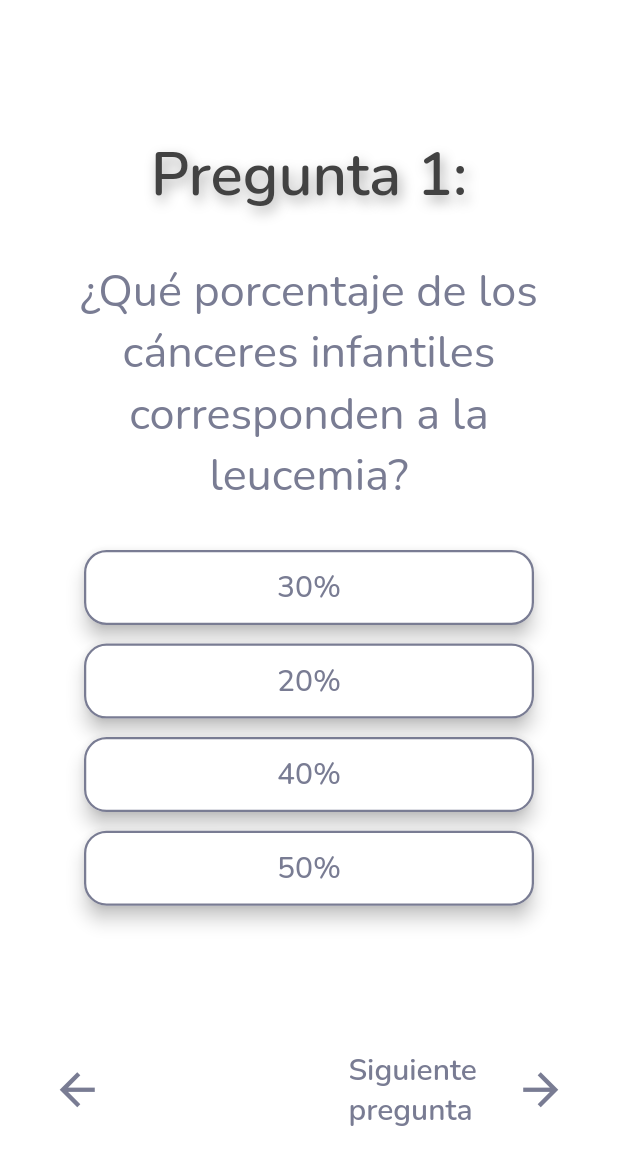
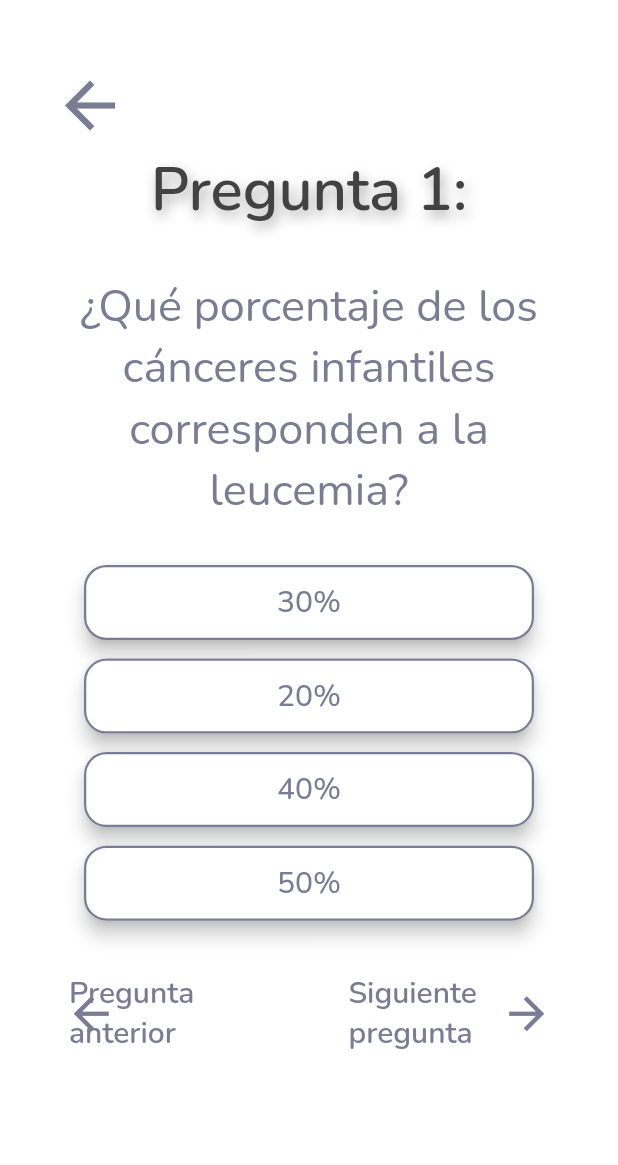
Before and after one commit to AlejandroMoc/App_IMSS_Leucemia, a Flutter app: the screen it shows after launch, on a phone screen of 412 x 824 dp. Shown: the top 1165 px of the screen. Run offline on Flutter 3.47's test engine with Material 2 defaults, Android fonts, the light colour scheme and no system bars; our stand-ins replace google_fonts.

Commit message:
Boton superior agregado

```diff
--- a/lib/src/pregunta.dart
+++ b/lib/src/pregunta.dart
@@ -17,10 +17,31 @@ class _PreguntaState extends State<Pregunta> {
       backgroundColor: Colors.white,
       body: ListView(children: [
         Padding(
-          padding: const EdgeInsets.symmetric(horizontal: 30.0, vertical: 90.0),
+          padding: const EdgeInsets.symmetric(horizontal: 30.0, vertical: 40.0),
           child: Column(
             mainAxisAlignment: MainAxisAlignment.center,
             children: [
+              Align(
+                alignment: Alignment.topLeft,
+                child: InkWell(
+                  onTap: () {},
+                  borderRadius: BorderRadius.circular(
+                      30.0), // Ajusta el valor para cambiar la forma del botón
+                  child: Container(
+                    width: 60.0,
+                    height: 60.0,
+                    decoration: const BoxDecoration(
+                      shape: BoxShape.circle,
+                      color: Colors.transparent,
+                    ),
+                    child: const Icon(
+                      Icons.arrow_back,
+                      color: Color(0xFF797C93),
+                      size: 50.0,
+                    ),
+                  ),
+                ),
+              ),
               const Text(
                 "Pregunta 1:",
                 style: TextStyle(
@@ -149,13 +170,113 @@ class _PreguntaState extends State<Pregunta> {
                         style: TextStyle(fontSize: 20.0),
                       ),
                     ),
+                    SizedBox(height: height * 0.035),
+                    Row(
+                      mainAxisAlignment: MainAxisAlignment.center,
+                      children: [
+                        Expanded(
+                          child: Stack(
+                            children: [
+                              SizedBox(
+                                  height: height * 0.08,
+                                  width: width * 0.15,
+                                  child: const Icon(
+                                    Icons.arrow_back,
+                                    size: 35.0,
+                                    color: Color(0xFF797C93),
+                                  )),
+                              SizedBox(
+                                  height: height * 0.08,
+                                  width: width * 0.5,
+                                  child: MaterialButton(
+                                    shape: RoundedRectangleBorder(
+                                        borderRadius:
+                                            BorderRadius.circular(50)),
+                                    elevation: 0,
+                                    onPressed: () {
+                                      Navigator.push(
+                                        context,
+                                        MaterialPageRoute(
+                                          builder: (context) =>
+                                              const Pregunta(),
+                                        ),
+                                      );
+                                    },
+                                    color: Colors.transparent,
+                                    child: Align(
+                                      alignment:
+                                          FractionalOffset(width * 0.2, 0.5),
+                                      child: const Text(
+                                        'Pregunta anterior',
+                                        style: TextStyle(
+                                            fontSize: 20,
+                                            fontWeight: FontWeight.w600,
+                                            color: Color(0xFF797C93)),
+                                      ),
+                                      //colorBrightness: Brightness.dark,
+                                    ),
+                                  )),
+                            ],
+                          ),
+                        ),
+                        SizedBox(width: width * 0.05),
+                        Expanded(
+                          child: Stack(
+                            children: [
+                              SizedBox(
+                                height: height * 0.08,
+                                width: width * 0.5,
+                                child: MaterialButton(
+                                  shape: RoundedRectangleBorder(
+                                    borderRadius: BorderRadius.circular(50),
+                                  ),
+                                  elevation: 0,
+                                  onPressed: () {
+                                    Navigator.push(
+                                      context,
+                                      MaterialPageRoute(
+                                        builder: (context) => const Pregunta(),
+                                      ),
+                                    );
+                                  },
+                                  color: Colors.transparent,
+                                  child: const Align(
+                                    alignment: Alignment.center,
+                                    child: Text(
+                                      'Siguiente pregunta',
+                                      style: TextStyle(
+                                        fontSize: 20,
+                                        fontWeight: FontWeight.w600,
+                                        color: Color(0xFF797C93),
+                                      ),
+                                    ),
+                                  ),
+                                ),
+                              ),
+                              Align(
+                                alignment: Alignment.centerRight,
+                                child: SizedBox(
+                                  height: height * 0.08,
+                                  width: width * 0.15,
+                                  child: const Icon(
+                                    Icons.arrow_forward,
+                                    size: 35.0,
+                                    color: Color(0xFF797C93),
+                                  ),
+                                ),
+                              ),
+                            ],
+                          ),
+                        ),
+                      ],
+                    ),
                   ],
                 ),
               ),
             ],
           ),
         ),
-        Row(
+        /*Row(
           mainAxisAlignment: MainAxisAlignment.center,
           children: [
             Expanded(
@@ -250,7 +371,7 @@ class _PreguntaState extends State<Pregunta> {
               ),
             ),
           ],
-        ),
+        ),*/
       ]),
     );
   }
```
Also changed, not shown: 1 other file.
